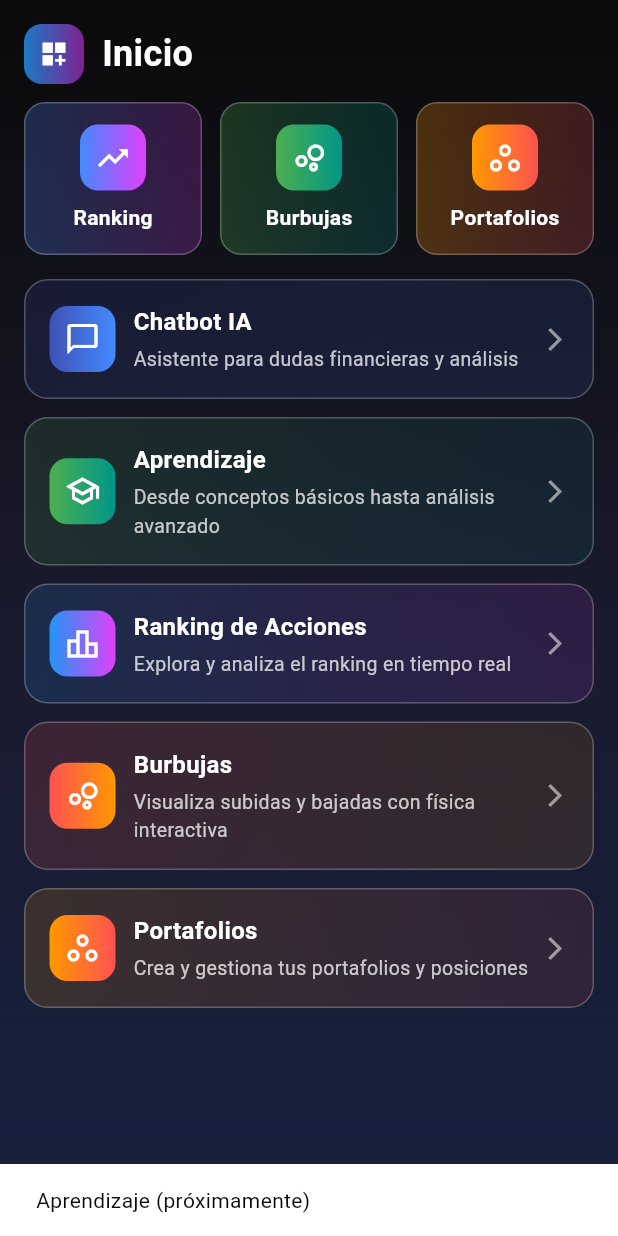
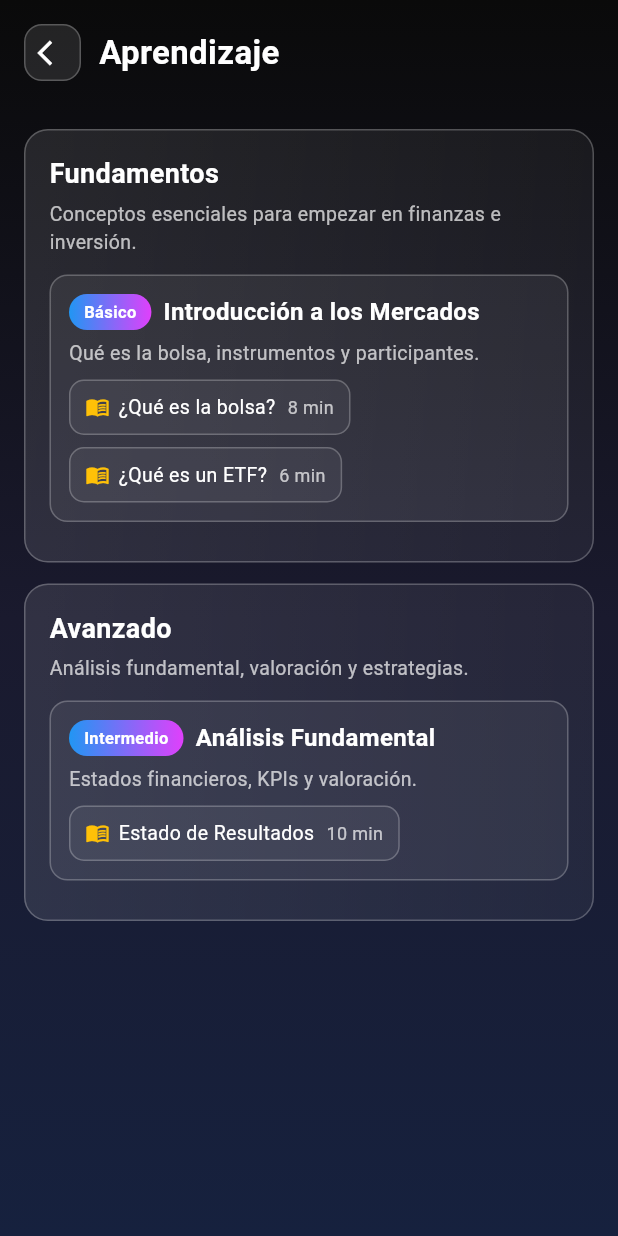
Before and after one commit to XChanitoX/fuck_the_sp500, a Flutter app: the screen it shows after launch, after a tap on "Aprendizaje", on a phone screen of 412 x 824 dp. Run offline on Flutter 3.47's test engine with Material 3 defaults, Android fonts, the phone set to English and light mode, and no system bars; drawn by our look-alikes of flutter_animate; our stand-ins replace shared_preferences, shimmer.

Commit message:
Add LearningScreen navigation to HomeScreen: Integrated LearningScreen into HomeScreen, replacing the previous TODO comment with functional navigation to enhance user experience.

```diff
--- /dev/null
+++ b/lib/models/learning.dart
@@ -0,0 +1,52 @@
+class LearningCategory {
+  final String id;
+  final String title;
+  final String description;
+  final List<LearningModule> modules;
+
+  LearningCategory({
+    required this.id,
+    required this.title,
+    required this.description,
+    required this.modules,
+  });
+}
+
+class LearningModule {
+  final String id;
+  final String title;
+  final String description;
+  final String level; // Básico / Intermedio / Avanzado
+  final List<LearningLesson> lessons;
+
+  LearningModule({
+    required this.id,
+    required this.title,
+    required this.description,
+    required this.level,
+    required this.lessons,
+  });
+}
+
+class LearningLesson {
+  final String id;
+  final String title;
+  final String summary;
+  final int durationMin;
+  final List<LessonSection> sections;
+
+  LearningLesson({
+    required this.id,
+    required this.title,
+    required this.summary,
+    required this.durationMin,
+    required this.sections,
+  });
+}
+
+class LessonSection {
+  final String heading;
+  final String body; // Plain text for now; can be Markdown later
+
+  LessonSection({required this.heading, required this.body});
+}
--- a/lib/screens/home_screen.dart
+++ b/lib/screens/home_screen.dart
@@ -4,6 +4,7 @@ import 'ranking_screen.dart';
 import 'bubble_screen.dart';
 import 'portfolio_list_screen.dart';
 import 'chatbot_screen.dart';
+import 'learning_screen.dart';
 
 class HomeScreen extends StatelessWidget {
   const HomeScreen({super.key});
@@ -202,9 +203,9 @@ class HomeScreen extends StatelessWidget {
           subtitle: 'Desde conceptos básicos hasta análisis avanzado',
           gradient: [Colors.green, Colors.teal],
           onTap: () {
-            // TODO: Implement Learning screen
-            ScaffoldMessenger.of(context).showSnackBar(
-              const SnackBar(content: Text('Aprendizaje (próximamente)')),
+            Navigator.push(
+              context,
+              MaterialPageRoute(builder: (_) => const LearningScreen()),
             );
           },
         )
--- /dev/null
+++ b/lib/screens/learning_screen.dart
@@ -0,0 +1,325 @@
+import 'package:flutter/material.dart';
+import '../services/learning_service.dart';
+import '../models/learning.dart';
+
+class LearningScreen extends StatefulWidget {
+  const LearningScreen({super.key});
+
+  @override
+  State<LearningScreen> createState() => _LearningScreenState();
+}
+
+class _LearningScreenState extends State<LearningScreen> {
+  late Future<List<LearningCategory>> _future;
+
+  @override
+  void initState() {
+    super.initState();
+    _future = LearningService.getCatalog();
+  }
+
+  @override
+  Widget build(BuildContext context) {
+    return Scaffold(
+      body: Container(
+        decoration: const BoxDecoration(
+          gradient: LinearGradient(
+            begin: Alignment.topCenter,
+            end: Alignment.bottomCenter,
+            colors: [Color(0xFF0A0A0A), Color(0xFF1A1A2E), Color(0xFF16213E)],
+          ),
+        ),
+        child: SafeArea(
+          child: Column(
+            children: [
+              _buildHeader(),
+              Expanded(
+                child: FutureBuilder<List<LearningCategory>>(
+                  future: _future,
+                  builder: (context, snapshot) {
+                    if (!snapshot.hasData) {
+                      return const Center(child: CircularProgressIndicator());
+                    }
+                    final categories = snapshot.data!;
+                    return ListView.builder(
+                      padding: const EdgeInsets.all(16),
+                      itemCount: categories.length,
+                      itemBuilder: (context, i) => _categoryCard(categories[i]),
+                    );
+                  },
+                ),
+              )
+            ],
+          ),
+        ),
+      ),
+    );
+  }
+
+  Widget _buildHeader() {
+    return Padding(
+      padding: const EdgeInsets.all(16),
+      child: Row(
+        children: [
+          GestureDetector(
+            onTap: () => Navigator.pop(context),
+            child: Container(
+              padding: const EdgeInsets.all(8),
+              decoration: BoxDecoration(
+                color: Colors.white.withOpacity(0.1),
+                borderRadius: BorderRadius.circular(12),
+                border: Border.all(color: Colors.white24, width: 1),
+              ),
+              child: const Icon(Icons.arrow_back_ios,
+                  color: Colors.white, size: 20),
+            ),
+          ),
+          const SizedBox(width: 12),
+          const Expanded(
+            child: Text(
+              'Aprendizaje',
+              style: TextStyle(
+                color: Colors.white,
+                fontSize: 22,
+                fontWeight: FontWeight.bold,
+                fontFamily: 'Roboto',
+              ),
+            ),
+          ),
+        ],
+      ),
+    );
+  }
+
+  Widget _categoryCard(LearningCategory c) {
+    return Container(
+      margin: const EdgeInsets.only(bottom: 14),
+      padding: const EdgeInsets.all(16),
+      decoration: BoxDecoration(
+        borderRadius: BorderRadius.circular(16),
+        gradient: LinearGradient(colors: [
+          Colors.white.withOpacity(0.1),
+          Colors.white.withOpacity(0.05),
+        ]),
+        border: Border.all(color: Colors.white24, width: 1),
+      ),
+      child: Column(
+        crossAxisAlignment: CrossAxisAlignment.start,
+        children: [
+          Text(c.title,
+              style: const TextStyle(
+                  color: Colors.white,
+                  fontWeight: FontWeight.bold,
+                  fontSize: 18)),
+          const SizedBox(height: 4),
+          Text(c.description,
+              style: const TextStyle(color: Colors.white70, fontSize: 13)),
+          const SizedBox(height: 12),
+          for (final m in c.modules) _moduleTile(m),
+        ],
+      ),
+    );
+  }
+
+  Widget _moduleTile(LearningModule m) {
+    return Container(
+      margin: const EdgeInsets.only(bottom: 10),
+      padding: const EdgeInsets.all(12),
+      decoration: BoxDecoration(
+        color: Colors.white.withOpacity(0.06),
+        borderRadius: BorderRadius.circular(12),
+        border: Border.all(color: Colors.white24, width: 1),
+      ),
+      child: Column(
+        crossAxisAlignment: CrossAxisAlignment.start,
+        children: [
+          Row(
+            children: [
+              Container(
+                padding:
+                    const EdgeInsets.symmetric(horizontal: 10, vertical: 4),
+                decoration: BoxDecoration(
+                  gradient: const LinearGradient(
+                      colors: [Colors.blue, Colors.purpleAccent]),
+                  borderRadius: BorderRadius.circular(20),
+                ),
+                child: Text(m.level,
+                    style: const TextStyle(
+                        color: Colors.white,
+                        fontSize: 11,
+                        fontWeight: FontWeight.bold)),
+              ),
+              const SizedBox(width: 8),
+              Expanded(
+                child: Text(m.title,
+                    style: const TextStyle(
+                        color: Colors.white,
+                        fontSize: 16,
+                        fontWeight: FontWeight.w600)),
+              ),
+            ],
+          ),
+          const SizedBox(height: 6),
+          Text(m.description,
+              style: const TextStyle(color: Colors.white70, fontSize: 13)),
+          const SizedBox(height: 8),
+          Wrap(
+            spacing: 8,
+            runSpacing: 8,
+            children: [
+              for (final l in m.lessons)
+                GestureDetector(
+                  onTap: () => _openLesson(l),
+                  child: Container(
+                    padding:
+                        const EdgeInsets.symmetric(horizontal: 10, vertical: 8),
+                    decoration: BoxDecoration(
+                      borderRadius: BorderRadius.circular(10),
+                      color: Colors.white.withOpacity(0.05),
+                      border: Border.all(color: Colors.white24, width: 1),
+                    ),
+                    child: Row(
+                      mainAxisSize: MainAxisSize.min,
+                      children: [
+                        const Icon(Icons.menu_book_outlined,
+                            size: 16, color: Colors.amber),
+                        const SizedBox(width: 6),
+                        ConstrainedBox(
+                          constraints: const BoxConstraints(maxWidth: 200),
+                          child: Text(l.title,
+                              overflow: TextOverflow.ellipsis,
+                              style: const TextStyle(
+                                  color: Colors.white, fontSize: 13)),
+                        ),
+                        const SizedBox(width: 8),
+                        Text('${l.durationMin} min',
+                            style: const TextStyle(
+                                color: Colors.white70, fontSize: 12)),
+                      ],
+                    ),
+                  ),
+                )
+            ],
+          )
+        ],
+      ),
+    );
+  }
+
+  void _openLesson(LearningLesson l) {
+    Navigator.push(
+      context,
+      MaterialPageRoute(builder: (_) => LessonScreen(lesson: l)),
+    );
+  }
+}
+
+class LessonScreen extends StatelessWidget {
+  final LearningLesson lesson;
+  const LessonScreen({super.key, required this.lesson});
+
+  @override
+  Widget build(BuildContext context) {
+    return Scaffold(
+      body: Container(
+        decoration: const BoxDecoration(
+          gradient: LinearGradient(
+            begin: Alignment.topCenter,
+            end: Alignment.bottomCenter,
+            colors: [Color(0xFF0A0A0A), Color(0xFF1A1A2E), Color(0xFF16213E)],
+          ),
+        ),
+        child: SafeArea(
+          child: Column(
+            children: [
+              Padding(
+                padding: const EdgeInsets.all(16),
+                child: Row(
+                  children: [
+                    GestureDetector(
+                      onTap: () => Navigator.pop(context),
+                      child: Container(
+                        padding: const EdgeInsets.all(8),
+                        decoration: BoxDecoration(
+                          color: Colors.white.withOpacity(0.1),
+                          borderRadius: BorderRadius.circular(12),
+                          border: Border.all(color: Colors.white24, width: 1),
+                        ),
+                        child: const Icon(Icons.arrow_back_ios,
+                            color: Colors.white, size: 20),
+                      ),
+                    ),
+                    const SizedBox(width: 12),
+                    Expanded(
+                      child: Text(
+                        lesson.title,
+                        style: const TextStyle(
+                            color: Colors.white,
+                            fontSize: 18,
+                            fontWeight: FontWeight.bold),
+                        overflow: TextOverflow.ellipsis,
+                      ),
+                    ),
+                    const SizedBox(width: 8),
+                    Container(
+                      padding: const EdgeInsets.symmetric(
+                          horizontal: 10, vertical: 6),
+                      decoration: BoxDecoration(
+                        color: Colors.white.withOpacity(0.06),
+                        borderRadius: BorderRadius.circular(20),
+                        border: Border.all(color: Colors.white24, width: 1),
+                      ),
+                      child: Text('${lesson.durationMin} min',
+                          style: const TextStyle(
+                              color: Colors.white70, fontSize: 12)),
+                    )
+                  ],
+                ),
+              ),
+              Expanded(
+                child: ListView.builder(
+                  padding: const EdgeInsets.fromLTRB(16, 0, 16, 16),
+                  itemCount: lesson.sections.length + 1,
+                  itemBuilder: (context, index) {
+                    if (index == 0) {
+                      return Padding(
+                        padding: const EdgeInsets.only(bottom: 12),
+                        child: Text(lesson.summary,
+                            style: const TextStyle(
+                                color: Colors.white70, fontSize: 13)),
+                      );
+                    }
+                    final s = lesson.sections[index - 1];
+                    return Container(
+                      margin: const EdgeInsets.only(bottom: 12),
+                      padding: const EdgeInsets.all(14),
+                      decoration: BoxDecoration(
+                        color: Colors.white.withOpacity(0.05),
+                        borderRadius: BorderRadius.circular(12),
+                        border: Border.all(color: Colors.white24, width: 1),
+                      ),
+                      child: Column(
+                        crossAxisAlignment: CrossAxisAlignment.start,
+                        children: [
+                          Text(s.heading,
+                              style: const TextStyle(
+                                  color: Colors.white,
+                                  fontWeight: FontWeight.w600,
+                                  fontSize: 15)),
+                          const SizedBox(height: 6),
+                          Text(s.body,
+                              style: const TextStyle(
+                                  color: Colors.white70, fontSize: 13)),
+                        ],
+                      ),
+                    );
+                  },
+                ),
+              )
+            ],
+          ),
+        ),
+      ),
+    );
+  }
+}
--- /dev/null
+++ b/lib/services/learning_service.dart
@@ -0,0 +1,84 @@
+import '../models/learning.dart';
+
+class LearningService {
+  // Later: fetch from API / CMS. For now: local seed data.
+  static Future<List<LearningCategory>> getCatalog() async {
+    final basics = LearningCategory(
+      id: 'basics',
+      title: 'Fundamentos',
+      description: 'Conceptos esenciales para empezar en finanzas e inversión.',
+      modules: [
+        LearningModule(
+          id: 'markets_intro',
+          title: 'Introducción a los Mercados',
+          description: 'Qué es la bolsa, instrumentos y participantes.',
+          level: 'Básico',
+          lessons: [
+            LearningLesson(
+              id: 'what_is_stock_market',
+              title: '¿Qué es la bolsa?',
+              summary: 'Funcionamiento de los mercados y cómo invertir.',
+              durationMin: 8,
+              sections: [
+                LessonSection(
+                  heading: 'Definición y propósito',
+                  body:
+                      'La bolsa es un mercado donde se negocian activos como acciones y ETFs. Permite a empresas financiarse y a inversores participar en su crecimiento.',
+                ),
+                LessonSection(
+                  heading: 'Participantes',
+                  body:
+                      'Emisores, inversores, brokers y reguladores. Cada uno cumple un rol para el correcto funcionamiento del mercado.',
+                ),
+              ],
+            ),
+            LearningLesson(
+              id: 'what_is_etf',
+              title: '¿Qué es un ETF?',
+              summary: 'Fondo cotizado que replica un índice u estrategia.',
+              durationMin: 6,
+              sections: [
+                LessonSection(
+                  heading: 'Concepto',
+                  body:
+                      'Un ETF agrupa un conjunto de activos y cotiza como una acción. Ofrece diversificación y costos bajos.',
+                ),
+              ],
+            ),
+          ],
+        ),
+      ],
+    );
+
+    final advanced = LearningCategory(
+      id: 'advanced',
+      title: 'Avanzado',
+      description: 'Análisis fundamental, valoración y estrategias.',
+      modules: [
+        LearningModule(
+          id: 'fundamental_analysis',
+          title: 'Análisis Fundamental',
+          description: 'Estados financieros, KPIs y valoración.',
+          level: 'Intermedio',
+          lessons: [
+            LearningLesson(
+              id: 'income_statement',
+              title: 'Estado de Resultados',
+              summary: 'Ingresos, costos, márgenes y utilidad.',
+              durationMin: 10,
+              sections: [
+                LessonSection(
+                  heading: 'Márgenes',
+                  body:
+                      'Analiza margen bruto, operativo y neto para entender la rentabilidad y eficiencia.',
+                ),
+              ],
+            ),
+          ],
+        ),
+      ],
+    );
+
+    return [basics, advanced];
+  }
+}
```
